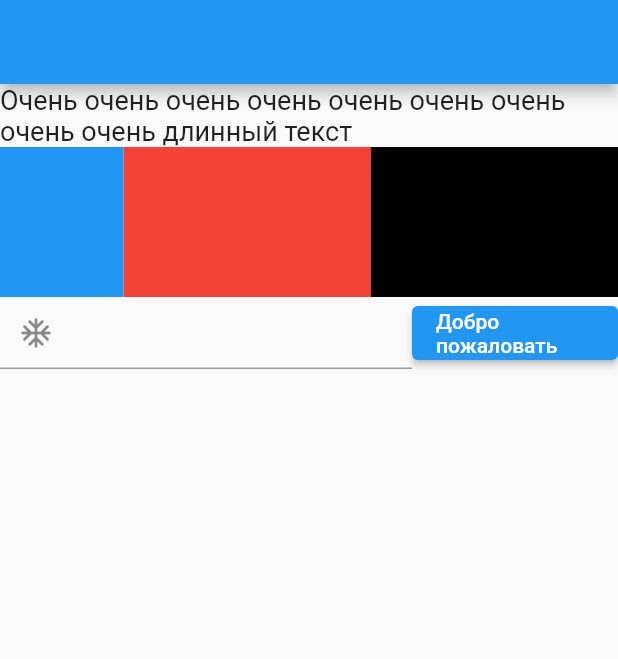
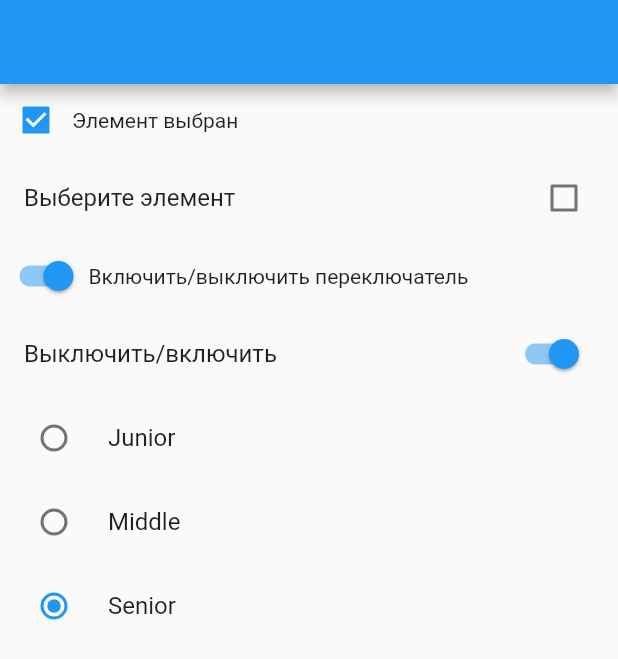
Before and after one commit to vbprudnikov/start_page_demo, a Flutter app: the screen it shows after launch, on a phone screen of 412 x 824 dp. Shown: the top 659 px of the screen. Run offline on Flutter 3.47's test engine with Material 2 defaults, Android fonts, the light colour scheme and no system bars.

Commit message:
Добавлен файл для демонстрации работы с виджетами Checkbox, Switch, Radio

```diff
--- a/lib/main.dart
+++ b/lib/main.dart
@@ -1,8 +1,9 @@
 import 'package:flutter/material.dart';
 import 'package:start_page_demo/expanded_demo_screen.dart';
+import 'package:start_page_demo/switches_demo_screen.dart';
 import 'package:start_page_demo/text_demo_screen.dart';
 import 'auth_screen.dart';
 
 void main() {
-  runApp(const ExpandedDemoScreen());
+  runApp(const SwitchDemoScreen());
 }
--- /dev/null
+++ b/lib/switches_demo_screen.dart
@@ -0,0 +1,93 @@
+import 'package:flutter/material.dart';
+
+class SwitchDemoScreen extends StatefulWidget {
+  const SwitchDemoScreen({Key? key}) : super(key: key);
+
+  @override
+  State<SwitchDemoScreen> createState() => _SwitchDemoScreenState();
+}
+
+enum Skilllevel {Junior, Middle, Senior}
+
+class _SwitchDemoScreenState extends State<SwitchDemoScreen> {
+
+  bool _checked = true;
+  bool _checked2 = false;
+  Skilllevel? _skilllevel = Skilllevel.Senior;
+
+  void _onCheckboxChange(bool? val) {
+    setState(() {
+      _checked = !_checked;
+    });
+  }
+
+  void _onCheckboxChange2(bool? val) {
+    setState(() {
+      _checked2 = !_checked2;
+    });
+  }
+
+  @override
+  Widget build(BuildContext context) {
+    return MaterialApp(
+        home: Scaffold(
+      appBar: AppBar(),
+      body: Center(
+        child: Column(
+          children: [
+            Row(
+              children: [
+                Checkbox(value: _checked, onChanged: _onCheckboxChange),
+                Text('Элемент выбран'),
+              ],
+            ),
+            CheckboxListTile(
+                title: Text('Выберите элемент'),
+                value: _checked2,
+                onChanged: _onCheckboxChange2),
+            Row(
+              children: [
+                Switch(value: _checked, onChanged: _onCheckboxChange),
+                Text('Включить/выключить переключатель')
+              ],
+            ),
+            SwitchListTile(
+              title: Text('Выключить/включить'),
+                value: _checked,
+                onChanged: _onCheckboxChange),
+            RadioListTile<Skilllevel>(
+              title: const Text('Junior'),
+              value: Skilllevel.Junior,
+              groupValue: _skilllevel,
+              onChanged: (Skilllevel? value) {
+                setState(() {
+                  _skilllevel = value;
+                });
+              },
+            ),
+            RadioListTile<Skilllevel>(
+              title: const Text('Middle'),
+              value: Skilllevel.Middle,
+              groupValue: _skilllevel,
+              onChanged: (Skilllevel? value) {
+                setState(() {
+                  _skilllevel = value;
+                });
+              },
+            ),
+            RadioListTile<Skilllevel>(
+              title: const Text('Senior'),
+              value: Skilllevel.Senior,
+              groupValue: _skilllevel,
+              onChanged: (Skilllevel? value) {
+                setState(() {
+                  _skilllevel = value;
+                });
+              },
+            )
+          ],
+        ),
+      ),
+    ));
+  }
+}
```
